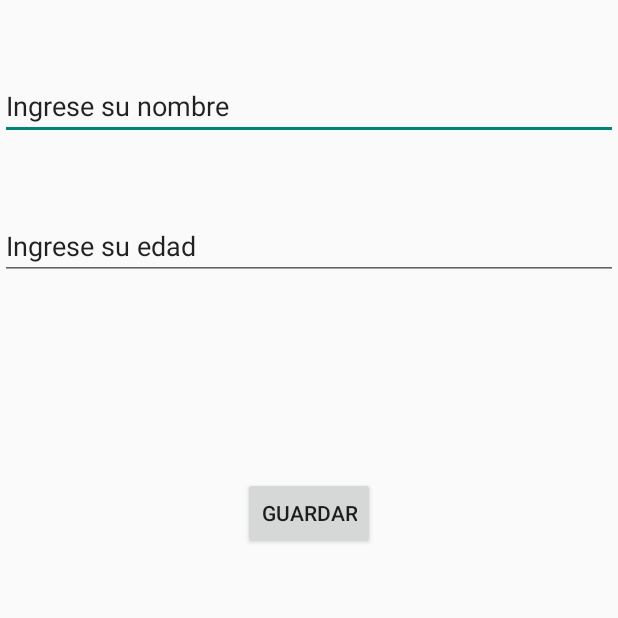
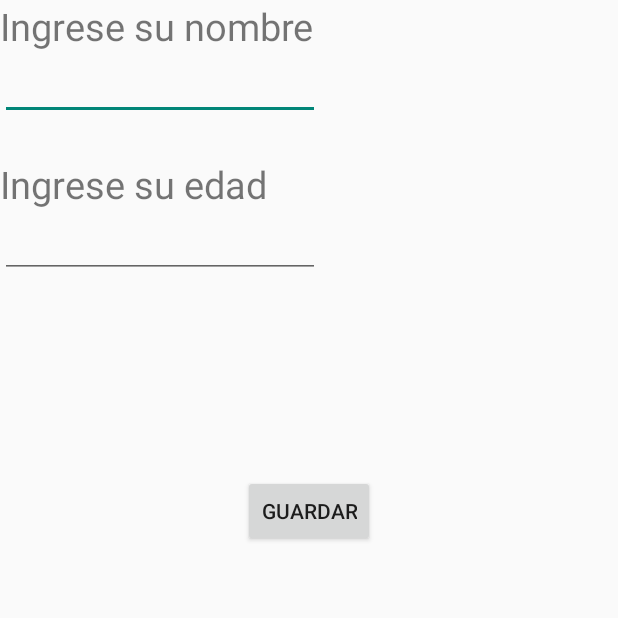
Before and after one commit to Mariani88/Lp4TP, an Android app: the DatosUsuarioActivity screen opened directly, with no data from a screen before it, on a phone screen of 412 x 824 dp, the top half of it. Run offline under Robolectric (Android 15) with nearby library versions, the phone set to English and light mode, and no system bars.

Commit message:
Corrijo bug al ingresar datos de usuario. Se corrigio con Labels

```diff
--- a/BotonDePanico/app/src/main/res/layout/activity_main.xml
+++ b/BotonDePanico/app/src/main/res/layout/activity_main.xml
@@ -21,7 +21,7 @@
         android:id="@+id/btn_register_user"
         android:layout_below="@+id/botonActivarAlarma"
         android:layout_centerHorizontal="true"
-        android:layout_marginTop="89dp" />
+        android:layout_marginTop="30dp" />
 
 
 </RelativeLayout>
--- a/BotonDePanico/app/src/main/res/layout/activity_registro_datos_usuario.xml
+++ b/BotonDePanico/app/src/main/res/layout/activity_registro_datos_usuario.xml
@@ -6,19 +6,30 @@
     android:layout_height="match_parent"
     tools:context="lenguajes4.botondepanico.DatosUsuarioActivity">
 
+
+    <TextView
+        android:layout_width="wrap_content"
+        android:layout_height="wrap_content"
+        android:text="@string/Ingrese_su_nombre"
+        android:textSize="25dp"
+        android:id="@+id/IngresarNombreLabel" />
+
     <EditText
         android:layout_width="wrap_content"
         android:layout_height="wrap_content"
         android:inputType="textPersonName"
-        android:text="@string/Ingrese_su_nombre"
         android:ems="10"
         android:id="@+id/user_data_nombre"
-        android:layout_marginTop="48dp"
-        android:layout_alignParentTop="true"
-        android:layout_alignParentRight="true"
-        android:layout_alignParentEnd="true"
-        android:layout_alignParentLeft="true"
-        android:layout_alignParentStart="true" />
+        android:layout_below="@+id/IngresarNombreLabel" />
+
+    <TextView
+        android:layout_width="wrap_content"
+        android:layout_height="wrap_content"
+        android:text="@string/Ingrese_su_edad"
+        android:textSize="25dp"
+        android:id="@+id/edadLabel"
+        android:layout_below="@+id/user_data_nombre"
+        android:layout_marginTop="25dp"/>
 
     <EditText
         android:layout_width="wrap_content"
@@ -26,13 +37,8 @@
         android:inputType="number"
         android:ems="10"
         android:id="@+id/user_data_edad"
-        android:layout_below="@+id/user_data_nombre"
-        android:layout_alignParentLeft="true"
-        android:layout_alignParentStart="true"
-        android:layout_marginTop="48dp"
-        android:layout_alignParentRight="true"
-        android:layout_alignParentEnd="true"
-        android:text="@string/Ingrese_su_edad" />
+        android:layout_below="@+id/edadLabel"/>
+
 
     <Button
         android:layout_width="wrap_content"
```
Also changed, not shown: 1 other file.
